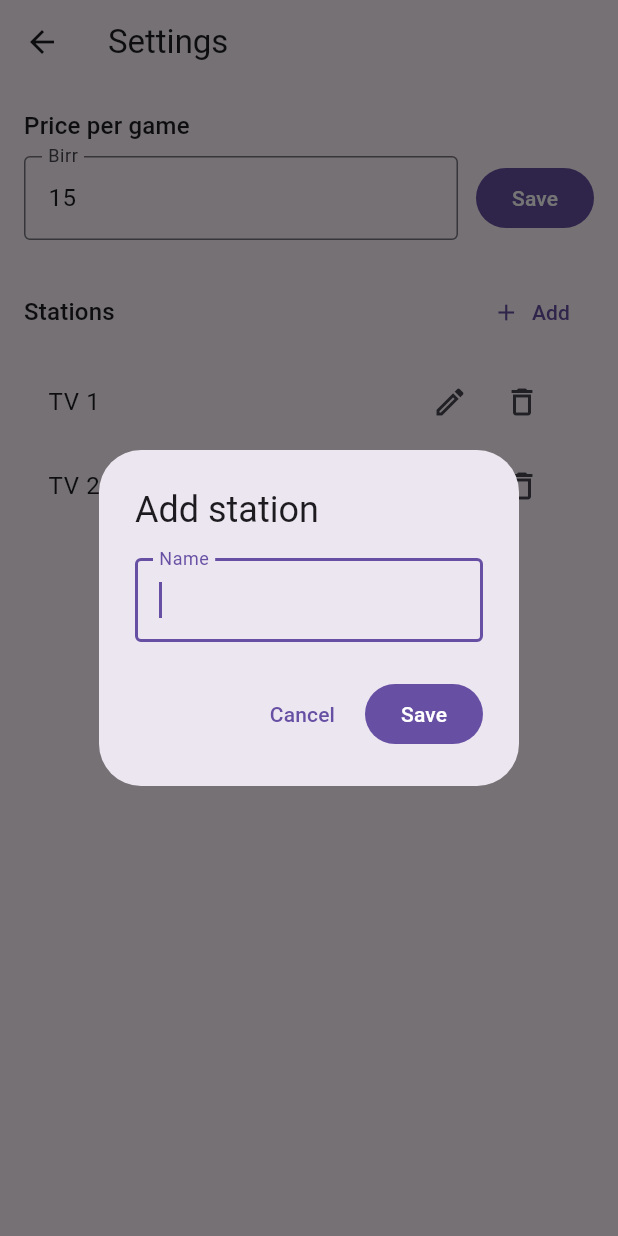
After one commit to ibradise/PlayTab, a Flutter app: the SettingsPage screen opened directly, after a tap on "Add", on a phone screen of 412 x 824 dp. The commit adds this screen. Run offline on Flutter 3.47's test engine with Material 3 defaults, Android fonts, the phone set to English and light mode, and no system bars; our stand-ins replace equatable, flutter_bloc, get_it, sqflite; accounts and stored records are empty.

Commit message:
Task 8: settings (price + station management)
- StationRepository create/rename/delete + sqflite impl
- UpdatePricePerGame/AddStation/RenameStation/RemoveStation usecases (ValidationException)
- SettingsBloc + SettingsPage (price field, rename/remove/add dialogs)
- Settings gear on StationsPage; DI
- tests: price validation, add/rename/remove (17/17 passing)

```diff
--- a/lib/data/repositories/sqflite_station_repository.dart
+++ b/lib/data/repositories/sqflite_station_repository.dart
@@ -24,6 +24,21 @@ class SqfliteStationRepository implements StationRepository {
   }
 
   @override
+  Future<int> create(String name) => _db.insert('stations', {'name': name});
+
+  @override
+  Future<void> rename(int id, String name) => _db.update(
+        'stations',
+        {'name': name},
+        where: 'id = ?',
+        whereArgs: [id],
+      );
+
+  @override
+  Future<void> delete(int id) =>
+      _db.delete('stations', where: 'id = ?', whereArgs: [id]);
+
+  @override
   Future<void> assignTab(int stationId, Slot slot, int tabId) => _db.update(
         'stations',
         {slot.dbColumn: tabId},
--- a/lib/domain/repositories/station_repository.dart
+++ b/lib/domain/repositories/station_repository.dart
@@ -4,6 +4,9 @@ import '../entities/station.dart';
 abstract interface class StationRepository {
   Future<List<Station>> getAll();
   Future<Station?> getById(int id);
+  Future<int> create(String name);
+  Future<void> rename(int id, String name);
+  Future<void> delete(int id);
   Future<void> assignTab(int stationId, Slot slot, int tabId);
   Future<void> clearSlot(int stationId, Slot slot);
 }
--- /dev/null
+++ b/lib/domain/usecases/add_station.dart
@@ -0,0 +1,16 @@
+import '../exceptions.dart';
+import '../repositories/station_repository.dart';
+
+class AddStation {
+  AddStation(this._stations);
+
+  final StationRepository _stations;
+
+  Future<int> call(String name) async {
+    final trimmed = name.trim();
+    if (trimmed.isEmpty) {
+      throw const ValidationException('Station name cannot be empty');
+    }
+    return _stations.create(trimmed);
+  }
+}
--- /dev/null
+++ b/lib/domain/usecases/remove_station.dart
@@ -0,0 +1,9 @@
+import '../repositories/station_repository.dart';
+
+class RemoveStation {
+  RemoveStation(this._stations);
+
+  final StationRepository _stations;
+
+  Future<void> call(int stationId) => _stations.delete(stationId);
+}
--- /dev/null
+++ b/lib/domain/usecases/rename_station.dart
@@ -0,0 +1,16 @@
+import '../exceptions.dart';
+import '../repositories/station_repository.dart';
+
+class RenameStation {
+  RenameStation(this._stations);
+
+  final StationRepository _stations;
+
+  Future<void> call(int stationId, String name) async {
+    final trimmed = name.trim();
+    if (trimmed.isEmpty) {
+      throw const ValidationException('Station name cannot be empty');
+    }
+    await _stations.rename(stationId, trimmed);
+  }
+}
--- /dev/null
+++ b/lib/domain/usecases/update_price_per_game.dart
@@ -0,0 +1,15 @@
+import '../exceptions.dart';
+import '../repositories/settings_repository.dart';
+
+class UpdatePricePerGame {
+  UpdatePricePerGame(this._settings);
+
+  final SettingsRepository _settings;
+
+  Future<void> call(int price) async {
+    if (price < 1) {
+      throw const ValidationException('Price must be at least 1 birr');
+    }
+    await _settings.setPricePerGame(price);
+  }
+}
--- /dev/null
+++ b/lib/presentation/bloc/settings/settings_bloc.dart
@@ -0,0 +1,120 @@
+import 'package:equatable/equatable.dart';
+import 'package:flutter_bloc/flutter_bloc.dart';
+
+import '../../../domain/entities/station.dart';
+import '../../../domain/repositories/settings_repository.dart';
+import '../../../domain/repositories/station_repository.dart';
+import '../../../domain/usecases/add_station.dart';
+import '../../../domain/usecases/remove_station.dart';
+import '../../../domain/usecases/rename_station.dart';
+import '../../../domain/usecases/update_price_per_game.dart';
+
+part 'settings_event.dart';
+part 'settings_state.dart';
+
+class SettingsBloc extends Bloc<SettingsEvent, SettingsState> {
+  SettingsBloc({
+    required this.settings,
+    required this.stations,
+    required this.updatePricePerGame,
+    required this.addStation,
+    required this.renameStation,
+    required this.removeStation,
+  }) : super(const SettingsState()) {
+    on<SettingsLoadRequested>(_onLoad);
+    on<PriceSaveRequested>(_onPrice);
+    on<StationAddRequested>(_onAdd);
+    on<StationRenameRequested>(_onRename);
+    on<StationRemoveRequested>(_onRemove);
+    on<SettingsMessageConsumed>(_onConsumed);
+  }
+
+  final SettingsRepository settings;
+  final StationRepository stations;
+  final UpdatePricePerGame updatePricePerGame;
+  final AddStation addStation;
+  final RenameStation renameStation;
+  final RemoveStation removeStation;
+
+  Future<void> _onLoad(
+    SettingsLoadRequested event,
+    Emitter<SettingsState> emit,
+  ) async {
+    emit(const SettingsState(loading: true));
+    try {
+      emit(await _loaded());
+    } catch (e) {
+      emit(SettingsState(error: e.toString()));
+    }
+  }
+
+  Future<void> _onPrice(
+    PriceSaveRequested event,
+    Emitter<SettingsState> emit,
+  ) async {
+    try {
+      await updatePricePerGame(event.price);
+      emit(await _loaded(message: 'Price updated to ${event.price} birr'));
+    } catch (e) {
+      emit(_withMessage(e.toString()));
+    }
+  }
+
+  Future<void> _onAdd(
+    StationAddRequested event,
+    Emitter<SettingsState> emit,
+  ) async {
+    try {
+      await addStation(event.name);
+      emit(await _loaded(message: 'Station added'));
+    } catch (e) {
+      emit(_withMessage(e.toString()));
+    }
+  }
+
+  Future<void> _onRename(
+    StationRenameRequested event,
+    Emitter<SettingsState> emit,
+  ) async {
+    try {
+      await renameStation(event.stationId, event.name);
+      emit(await _loaded(message: 'Station renamed'));
+    } catch (e) {
+      emit(_withMessage(e.toString()));
+    }
+  }
+
+  Future<void> _onRemove(
+    StationRemoveRequested event,
+    Emitter<SettingsState> emit,
+  ) async {
+    try {
+      await removeStation(event.stationId);
+      emit(await _loaded(message: 'Station removed'));
+    } catch (e) {
+      emit(_withMessage(e.toString()));
+    }
+  }
+
+  void _onConsumed(
+    SettingsMessageConsumed event,
+    Emitter<SettingsState> emit,
+  ) {
+    emit(SettingsState(
+      pricePerGame: state.pricePerGame,
+      stations: state.stations,
+    ));
+  }
+
+  Future<SettingsState> _loaded({String? message}) async => SettingsState(
+        pricePerGame: (await settings.get()).pricePerGame,
+        stations: await stations.getAll(),
+        message: message,
+      );
+
+  SettingsState _withMessage(String message) => SettingsState(
+        pricePerGame: state.pricePerGame,
+        stations: state.stations,
+        message: message,
+      );
+}
--- /dev/null
+++ b/lib/presentation/bloc/settings/settings_event.dart
@@ -0,0 +1,53 @@
+part of 'settings_bloc.dart';
+
+sealed class SettingsEvent extends Equatable {
+  const SettingsEvent();
+
+  @override
+  List<Object?> get props => [];
+}
+
+class SettingsLoadRequested extends SettingsEvent {
+  const SettingsLoadRequested();
+}
+
+class PriceSaveRequested extends SettingsEvent {
+  const PriceSaveRequested(this.price);
+
+  final int price;
+
+  @override
+  List<Object?> get props => [price];
+}
+
+class StationAddRequested extends SettingsEvent {
+  const StationAddRequested(this.name);
+
+  final String name;
+
+  @override
+  List<Object?> get props => [name];
+}
+
+class StationRenameRequested extends SettingsEvent {
+  const StationRenameRequested({required this.stationId, required this.name});
+
+  final int stationId;
+  final String name;
+
+  @override
+  List<Object?> get props => [stationId, name];
+}
+
+class StationRemoveRequested extends SettingsEvent {
+  const StationRemoveRequested(this.stationId);
+
+  final int stationId;
+
+  @override
+  List<Object?> get props => [stationId];
+}
+
+class SettingsMessageConsumed extends SettingsEvent {
+  const SettingsMessageConsumed();
+}
--- /dev/null
+++ b/lib/presentation/bloc/settings/settings_state.dart
@@ -0,0 +1,21 @@
+part of 'settings_bloc.dart';
+
+class SettingsState extends Equatable {
+  const SettingsState({
+    this.loading = false,
+    this.error,
+    this.pricePerGame,
+    this.stations = const [],
+    this.message,
+  });
+
+  final bool loading;
+  final String? error;
+  final int? pricePerGame;
+  final List<Station> stations;
+  final String? message;
+
+  @override
+  List<Object?> get props =>
+      [loading, error, pricePerGame, stations, message];
+}
--- /dev/null
+++ b/lib/presentation/pages/settings_page.dart
@@ -0,0 +1,231 @@
+import 'package:flutter/material.dart';
+import 'package:flutter_bloc/flutter_bloc.dart';
+
+import '../../core/di.dart';
+import '../../domain/entities/station.dart';
+import '../bloc/settings/settings_bloc.dart';
+
+class SettingsPage extends StatefulWidget {
+  const SettingsPage({super.key});
+
+  @override
+  State<SettingsPage> createState() => _SettingsPageState();
+}
+
+class _SettingsPageState extends State<SettingsPage> {
+  final _priceController = TextEditingController();
+  bool _priceSeeded = false;
+
+  @override
+  void dispose() {
+    _priceController.dispose();
+    super.dispose();
+  }
+
+  @override
+  Widget build(BuildContext context) {
+    return BlocProvider(
+      create: (_) => SettingsBloc(
+        settings: sl(),
+        stations: sl(),
+        updatePricePerGame: sl(),
+        addStation: sl(),
+        renameStation: sl(),
+        removeStation: sl(),
+      )..add(const SettingsLoadRequested()),
+      child: BlocConsumer<SettingsBloc, SettingsState>(
+        listenWhen: (previous, current) =>
+            current.message != null && current.message != previous.message,
+        listener: (context, state) {
+          ScaffoldMessenger.of(context).showSnackBar(
+            SnackBar(content: Text(state.message!)),
+          );
+          context.read<SettingsBloc>().add(const SettingsMessageConsumed());
+        },
+        builder: (context, state) {
+          if (state.pricePerGame != null && !_priceSeeded) {
+            _priceController.text = state.pricePerGame.toString();
+            _priceSeeded = true;
+          }
+          final bloc = context.read<SettingsBloc>();
+
+          return Scaffold(
+            appBar: AppBar(title: const Text('Settings')),
+            body: state.loading
+                ? const Center(child: CircularProgressIndicator())
+                : ListView(
+                    padding: const EdgeInsets.all(16),
+                    children: [
+                      if (state.error != null)
+                        Padding(
+                          padding: const EdgeInsets.only(bottom: 16),
+                          child: Text(
+                            state.error!,
+                            style: TextStyle(
+                              color: Theme.of(context).colorScheme.error,
+                            ),
+                          ),
+                        ),
+                      Text(
+                        'Price per game',
+                        style: Theme.of(context).textTheme.titleMedium,
+                      ),
+                      const SizedBox(height: 8),
+                      Row(
+                        children: [
+                          Expanded(
+                            child: TextField(
+                              controller: _priceController,
+                              keyboardType: TextInputType.number,
+                              decoration: const InputDecoration(
+                                labelText: 'Birr',
+                                border: OutlineInputBorder(),
+                              ),
+                            ),
+                          ),
+                          const SizedBox(width: 12),
+                          FilledButton(
+                            onPressed: () => _savePrice(bloc),
+                            child: const Text('Save'),
+                          ),
+                        ],
+                      ),
+                      const SizedBox(height: 24),
+                      Row(
+                        children: [
+                          Text(
+                            'Stations',
+                            style: Theme.of(context).textTheme.titleMedium,
+                          ),
+                          const Spacer(),
+                          TextButton.icon(
+                            onPressed: () => _addStation(bloc),
+                            icon: const Icon(Icons.add),
+                            label: const Text('Add'),
+                          ),
+                        ],
+                      ),
+                      const SizedBox(height: 8),
+                      for (final station in state.stations)
+                        ListTile(
+                          title: Text(station.name),
+                          trailing: Row(
+                            mainAxisSize: MainAxisSize.min,
+                            children: [
+                              IconButton(
+                                icon: const Icon(Icons.edit_outlined),
+                                tooltip: 'Rename',
+                                onPressed: () => _renameStation(
+                                  bloc,
+                                  station,
+                                ),
+                              ),
+                              IconButton(
+                                icon: const Icon(Icons.delete_outline),
+                                tooltip: 'Remove',
+                                onPressed: () => _removeStation(
+                                  context,
+                                  bloc,
+                                  station,
+                                ),
+                              ),
+                            ],
+                          ),
+                        ),
+                    ],
+                  ),
+          );
+        },
+      ),
+    );
+  }
+
+  void _savePrice(SettingsBloc bloc) {
+    final price = int.tryParse(_priceController.text.trim());
+    if (price == null) {
+      ScaffoldMessenger.of(context).showSnackBar(
+        const SnackBar(content: Text('Enter a whole number of birr')),
+      );
+      return;
+    }
+    bloc.add(PriceSaveRequested(price));
+  }
+
+  Future<void> _addStation(SettingsBloc bloc) async {
+    final name = await _promptName(context, title: 'Add station');
+    if (name == null) return;
+    bloc.add(StationAddRequested(name));
+  }
+
+  Future<void> _renameStation(SettingsBloc bloc, Station station) async {
+    final name = await _promptName(
+      context,
+      title: 'Rename station',
+      initial: station.name,
+    );
+    if (name == null) return;
+    bloc.add(StationRenameRequested(stationId: station.id, name: name));
+  }
+
+  Future<void> _removeStation(
+    BuildContext context,
+    SettingsBloc bloc,
+    Station station,
+  ) async {
+    final confirmed = await showDialog<bool>(
+      context: context,
+      builder: (ctx) => AlertDialog(
+        title: Text('Remove ${station.name}?'),
+        content: const Text('Players waiting there will go back to waiting.'),
+        actions: [
+          TextButton(
+            onPressed: () => Navigator.of(ctx).pop(false),
+            child: const Text('Cancel'),
+          ),
+          FilledButton(
+            onPressed: () => Navigator.of(ctx).pop(true),
+            child: const Text('Remove'),
+          ),
+        ],
+      ),
+    );
+    if (confirmed != true) return;
+    bloc.add(StationRemoveRequested(station.id));
+  }
+}
+
+Future<String?> _promptName(
+  BuildContext context, {
+  required String title,
+  String? initial,
+}) {
+  final controller = TextEditingController(text: initial);
+  return showDialog<String>(
+    context: context,
+    builder: (ctx) => AlertDialog(
+      title: Text(title),
+      content: TextField(
+        controller: controller,
+        autofocus: true,
+        decoration: const InputDecoration(
+          labelText: 'Name',
+          border: OutlineInputBorder(),
+        ),
+        onSubmitted: (value) => Navigator.of(ctx).pop(value),
+      ),
+      actions: [
+        TextButton(
+          onPressed: () => Navigator.of(ctx).pop(),
+          child: const Text('Cancel'),
+        ),
+        FilledButton(
+          onPressed: () => Navigator.of(ctx).pop(controller.text),
+          child: const Text('Save'),
+        ),
+      ],
+    ),
+  ).then((value) {
+    controller.dispose();
+    return value;
+  });
+}
--- a/lib/presentation/pages/stations_page.dart
+++ b/lib/presentation/pages/stations_page.dart
@@ -12,6 +12,7 @@ import 'game_history_page.dart';
 import 'new_player_page.dart';
 import 'open_tabs_page.dart';
 import 'pick_player_page.dart';
+import 'settings_page.dart';
 
 class StationsPage extends StatelessWidget {
   const StationsPage({super.key});
@@ -115,6 +116,17 @@ class _StationsView extends StatelessWidget {
         title: const Text('PS Zone'),
         actions: [
           IconButton(
+            icon: const Icon(Icons.settings_outlined),
+            tooltip: 'Settings',
+            onPressed: () async {
+              final bloc = context.read<StationsBloc>();
+              await Navigator.of(context).push(
+                MaterialPageRoute(builder: (_) => const SettingsPage()),
+              );
+              bloc.add(const StationsLoadRequested());
+            },
+          ),
+          IconButton(
             icon: const Icon(Icons.history),
             tooltip: 'Game history',
             onPressed: () async {
```
Also changed, not shown: lib/core/di.dart (+9 -0 lines), lib/domain/exceptions.dart (added, +8 -0 lines), 2 other files.
